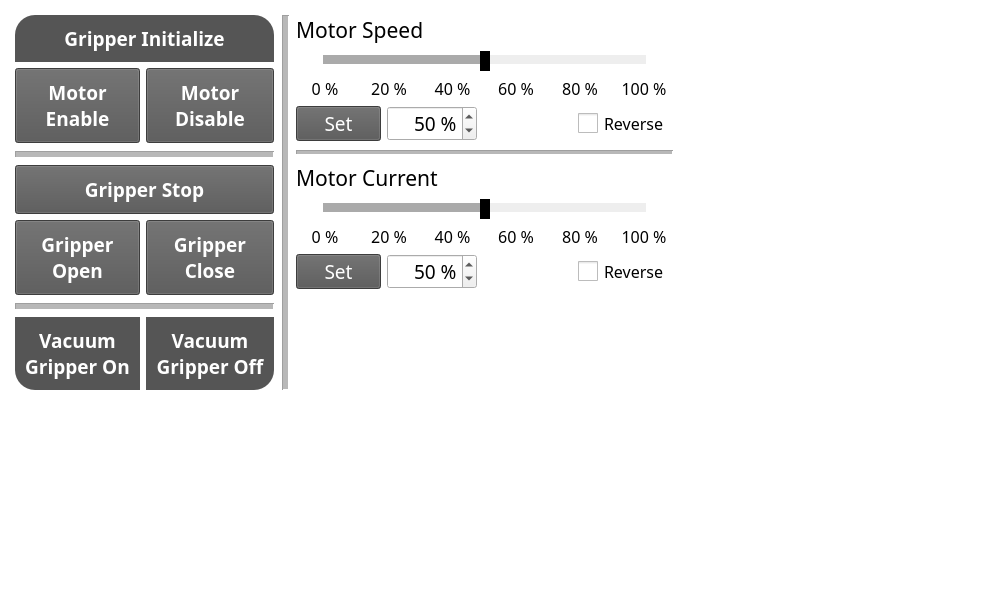
This is ui/advanced_control.ui in PlanA2G/datc_user_interface as Qt 5 draws it before an edit. The edited form follows.
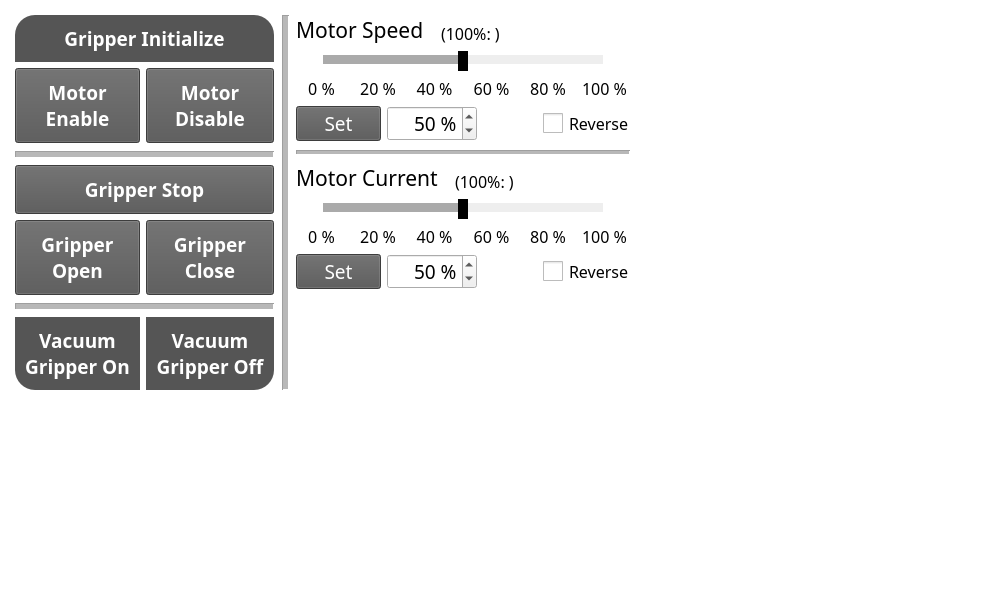
This is the edited form.

Commit message: update: README & ui label

```diff
--- a/ui/advanced_control.ui
+++ b/ui/advanced_control.ui
@@ -126,7 +126,7 @@
 	background: #AAAAAA;
 }</string>
   </property>
-  <layout class="QGridLayout" name="gridLayout">
+  <layout class="QFormLayout" name="formLayout">
    <property name="leftMargin">
     <number>15</number>
    </property>
@@ -2196,7 +2196,15 @@
        <item>
         <layout class="QVBoxLayout" name="verticalLayout_6">
          <item>
-          <widget class="QLabel" name="label_50">
+          <layout class="QHBoxLayout" name="horizontalLayout">
+           <item>
+            <widget class="QLabel" name="label_1">
+             <property name="sizePolicy">
+              <sizepolicy hsizetype="Minimum" vsizetype="Preferred">
+               <horstretch>0</horstretch>
+               <verstretch>0</verstretch>
+              </sizepolicy>
+             </property>
            <property name="font">
             <font>
              <family>Noto Sans KR</family>
@@ -2205,12 +2213,37 @@
             </font>
            </property>
            <property name="text">
-            <string>Motor Speed</string>
+              <string>Motor Speed  </string>
            </property>
            <property name="alignment">
             <set>Qt::AlignLeading|Qt::AlignLeft|Qt::AlignVCenter</set>
            </property>
           </widget>
+           </item>
+           <item>
+            <widget class="QLabel" name="label_motor_speed">
+             <property name="sizePolicy">
+              <sizepolicy hsizetype="Expanding" vsizetype="Preferred">
+               <horstretch>0</horstretch>
+               <verstretch>0</verstretch>
+              </sizepolicy>
+             </property>
+             <property name="font">
+              <font>
+               <family>Noto Sans KR</family>
+               <pointsize>12</pointsize>
+               <bold>false</bold>
+              </font>
+             </property>
+             <property name="text">
+              <string>(100%: )</string>
+             </property>
+             <property name="alignment">
+              <set>Qt::AlignBottom|Qt::AlignLeading|Qt::AlignLeft</set>
+             </property>
+            </widget>
+           </item>
+          </layout>
          </item>
          <item>
           <layout class="QVBoxLayout" name="verticalLayout_5">
@@ -2743,7 +2776,15 @@
        <item>
         <layout class="QVBoxLayout" name="verticalLayout_8">
          <item>
-          <widget class="QLabel" name="label_51">
+          <layout class="QHBoxLayout" name="horizontalLayout_2">
+           <item>
+            <widget class="QLabel" name="label_2">
+             <property name="sizePolicy">
+              <sizepolicy hsizetype="Minimum" vsizetype="Preferred">
+               <horstretch>0</horstretch>
+               <verstretch>0</verstretch>
+              </sizepolicy>
+             </property>
            <property name="font">
             <font>
              <family>Noto Sans KR</family>
@@ -2752,12 +2793,37 @@
             </font>
            </property>
            <property name="text">
-            <string>Motor Current</string>
+              <string>Motor Current  </string>
            </property>
            <property name="alignment">
             <set>Qt::AlignLeading|Qt::AlignLeft|Qt::AlignVCenter</set>
            </property>
           </widget>
+           </item>
+           <item>
+            <widget class="QLabel" name="label_motor_current">
+             <property name="sizePolicy">
+              <sizepolicy hsizetype="Expanding" vsizetype="Preferred">
+               <horstretch>0</horstretch>
+               <verstretch>0</verstretch>
+              </sizepolicy>
+             </property>
+             <property name="font">
+              <font>
+               <family>Noto Sans KR</family>
+               <pointsize>12</pointsize>
+               <bold>false</bold>
+              </font>
+             </property>
+             <property name="text">
+              <string>(100%: )</string>
+             </property>
+             <property name="alignment">
+              <set>Qt::AlignBottom|Qt::AlignLeading|Qt::AlignLeft</set>
+             </property>
+            </widget>
+           </item>
+          </layout>
          </item>
          <item>
           <layout class="QVBoxLayout" name="verticalLayout_9">
```
Lines whose indentation alone changed are shown as unchanged. The commit also changes 3 other files.
